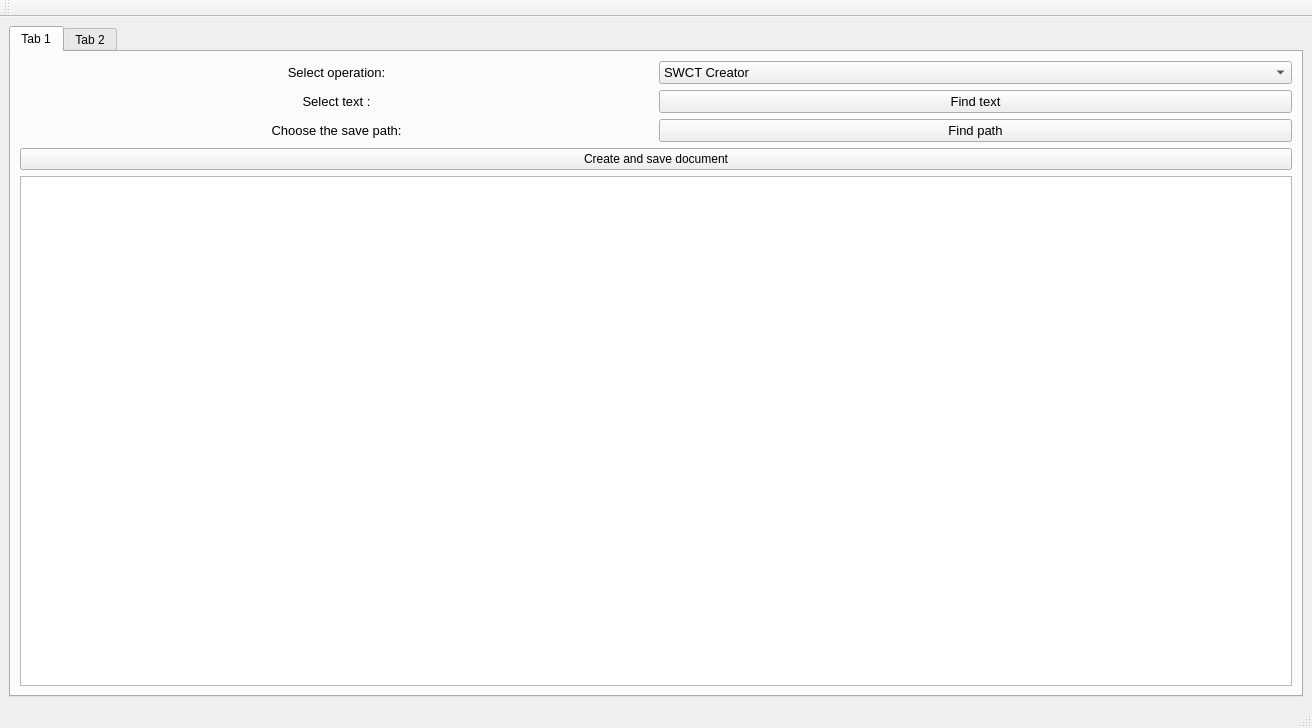
The window that untitled.ui (U2kill/ProjectFolder) describes before a commit, drawn with Qt 5.
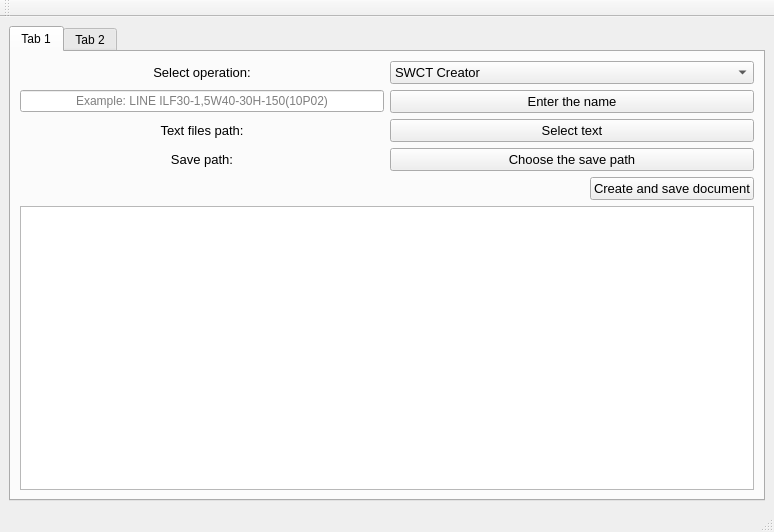
The same window after the commit.

Patch:
```diff
--- a/untitled.ui
+++ b/untitled.ui
@@ -6,8 +6,8 @@
    <rect>
     <x>0</x>
     <y>0</y>
-    <width>1312</width>
-    <height>728</height>
+    <width>774</width>
+    <height>532</height>
    </rect>
   </property>
   <property name="windowTitle">
@@ -27,6 +27,24 @@
        <layout class="QVBoxLayout" name="verticalLayout_3">
         <item>
          <layout class="QGridLayout" name="gridLayout">
+          <item row="3" column="1">
+           <widget class="QPushButton" name="pushButton_2">
+            <property name="sizePolicy">
+             <sizepolicy hsizetype="Minimum" vsizetype="Maximum">
+              <horstretch>0</horstretch>
+              <verstretch>0</verstretch>
+             </sizepolicy>
+            </property>
+            <property name="font">
+             <font>
+              <pointsize>10</pointsize>
+             </font>
+            </property>
+            <property name="text">
+             <string>Choose the save path</string>
+            </property>
+           </widget>
+          </item>
           <item row="0" column="0">
            <widget class="QLabel" name="label">
             <property name="enabled">
@@ -45,6 +63,39 @@
             </property>
            </widget>
           </item>
+          <item row="3" column="0">
+           <widget class="QLabel" name="label_3">
+            <property name="font">
+             <font>
+              <pointsize>10</pointsize>
+             </font>
+            </property>
+            <property name="text">
+             <string>Save path:</string>
+            </property>
+            <property name="alignment">
+             <set>Qt::AlignCenter</set>
+            </property>
+           </widget>
+          </item>
+          <item row="2" column="1">
+           <widget class="QPushButton" name="pushButton">
+            <property name="sizePolicy">
+             <sizepolicy hsizetype="Minimum" vsizetype="Maximum">
+              <horstretch>0</horstretch>
+              <verstretch>0</verstretch>
+             </sizepolicy>
+            </property>
+            <property name="font">
+             <font>
+              <pointsize>10</pointsize>
+             </font>
+            </property>
+            <property name="text">
+             <string>Select text</string>
+            </property>
+           </widget>
+          </item>
           <item row="0" column="1">
            <widget class="QComboBox" name="comboBox">
             <property name="font">
@@ -72,7 +123,7 @@
             </item>
            </widget>
           </item>
-          <item row="1" column="0">
+          <item row="2" column="0">
            <widget class="QLabel" name="label_2">
             <property name="font">
              <font>
@@ -80,7 +131,7 @@
              </font>
             </property>
             <property name="text">
-             <string>Select text :</string>
+             <string>Text files path:</string>
             </property>
             <property name="alignment">
              <set>Qt::AlignCenter</set>
@@ -88,60 +139,63 @@
            </widget>
           </item>
           <item row="1" column="1">
-           <widget class="QPushButton" name="pushButton">
+           <widget class="QPushButton" name="pushButton_4">
+            <property name="font">
+             <font>
+              <pointsize>10</pointsize>
+             </font>
+            </property>
+            <property name="text">
+             <string>Enter the name</string>
+            </property>
+           </widget>
+          </item>
+          <item row="1" column="0">
+           <widget class="QLineEdit" name="lineEdit">
             <property name="sizePolicy">
-             <sizepolicy hsizetype="Minimum" vsizetype="Maximum">
+             <sizepolicy hsizetype="Minimum" vsizetype="Fixed">
               <horstretch>0</horstretch>
               <verstretch>0</verstretch>
              </sizepolicy>
             </property>
             <property name="font">
              <font>
-              <pointsize>10</pointsize>
+              <weight>50</weight>
+              <italic>false</italic>
+              <bold>false</bold>
+              <underline>false</underline>
+              <kerning>true</kerning>
              </font>
             </property>
-            <property name="text">
-             <string>Find text</string>
+            <property name="layoutDirection">
+             <enum>Qt::LeftToRight</enum>
             </property>
-           </widget>
-          </item>
-          <item row="2" column="0">
-           <widget class="QLabel" name="label_3">
-            <property name="font">
-             <font>
-              <pointsize>10</pointsize>
-             </font>
-            </property>
             <property name="text">
-             <string>Choose the save path:</string>
+             <string/>
             </property>
             <property name="alignment">
              <set>Qt::AlignCenter</set>
             </property>
-           </widget>
-          </item>
-          <item row="2" column="1">
-           <widget class="QPushButton" name="pushButton_2">
-            <property name="sizePolicy">
-             <sizepolicy hsizetype="Minimum" vsizetype="Maximum">
-              <horstretch>0</horstretch>
-              <verstretch>0</verstretch>
-             </sizepolicy>
-            </property>
-            <property name="font">
-             <font>
-              <pointsize>10</pointsize>
-             </font>
-            </property>
-            <property name="text">
-             <string>Find path</string>
+            <property name="placeholderText">
+             <string>Example: LINE ILF30-1,5W40-30H-150(10P02)</string>
             </property>
            </widget>
           </item>
          </layout>
         </item>
-        <item>
+        <item alignment="Qt::AlignRight">
          <widget class="QPushButton" name="pushButton_3">
+          <property name="sizePolicy">
+           <sizepolicy hsizetype="Preferred" vsizetype="Fixed">
+            <horstretch>0</horstretch>
+            <verstretch>0</verstretch>
+           </sizepolicy>
+          </property>
+          <property name="font">
+           <font>
+            <pointsize>10</pointsize>
+           </font>
+          </property>
           <property name="text">
            <string>Create and save document</string>
           </property>
@@ -149,12 +203,18 @@
         </item>
         <item>
          <widget class="QTextEdit" name="textEdit">
+          <property name="enabled">
+           <bool>true</bool>
+          </property>
           <property name="sizePolicy">
            <sizepolicy hsizetype="Preferred" vsizetype="Expanding">
             <horstretch>0</horstretch>
             <verstretch>0</verstretch>
            </sizepolicy>
           </property>
+          <property name="readOnly">
+           <bool>true</bool>
+          </property>
          </widget>
         </item>
        </layout>
```
Left out of the diff: 2 changed lines with no effect on the pictures.
